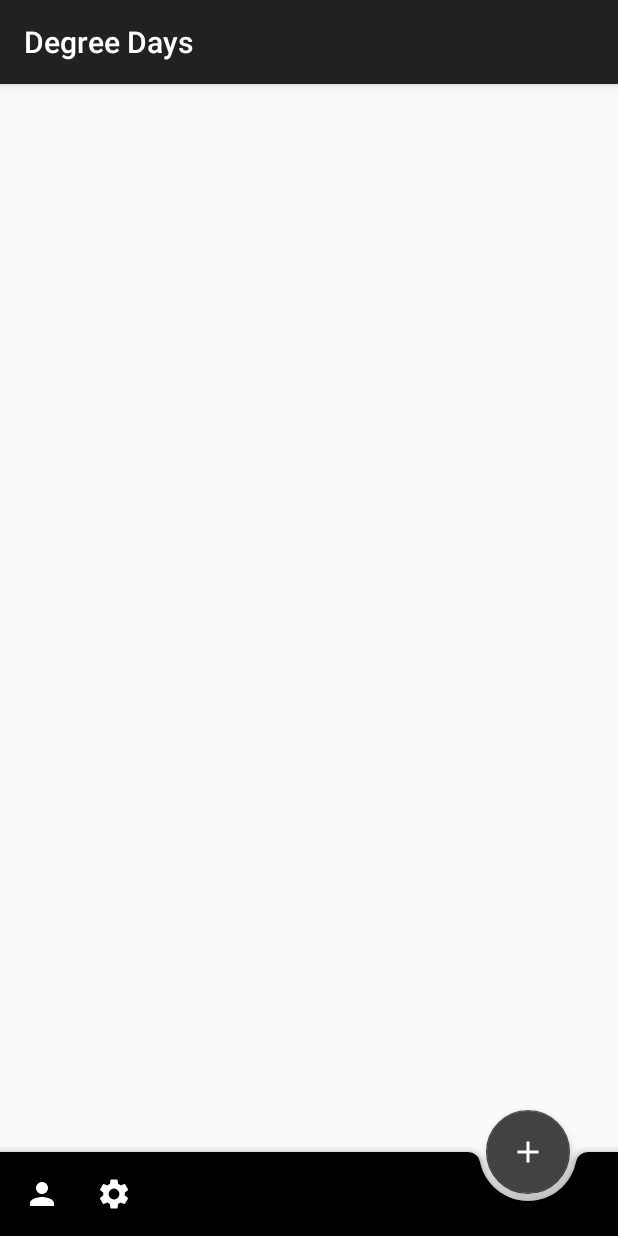
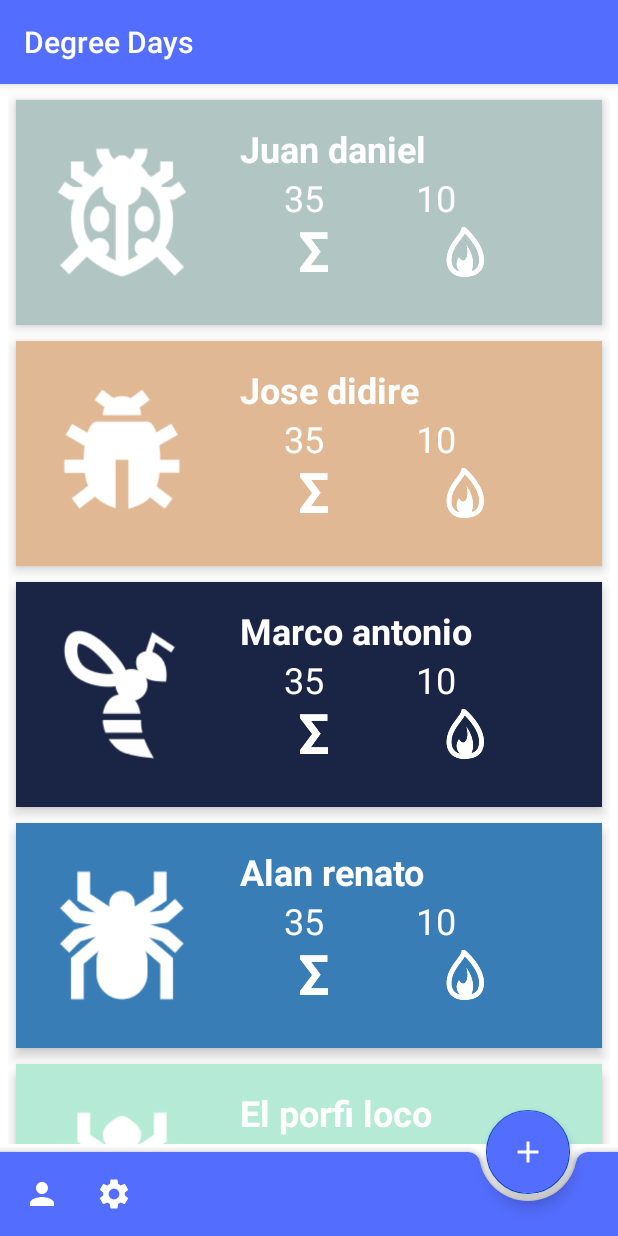
Before and after one commit to devmaufh/DegreeDaysApp, an Android app: the screen it shows after launch (HomeActivity), on a phone screen of 412 x 824 dp. Run offline under Robolectric (Android 15) with nearby library versions, the phone set to English and light mode, and no system bars; our stand-ins replace Room's generated code, Volley.

Commit message:
Tema modificado

```diff
--- a/app/src/main/java/com/devmaufh/degreedaysapp/Activities/HomeActivity.kt
+++ b/app/src/main/java/com/devmaufh/degreedaysapp/Activities/HomeActivity.kt
@@ -6,7 +6,11 @@ import android.os.Bundle
 import android.view.Menu
 import android.view.View
 import android.widget.Toast
+import androidx.recyclerview.widget.LinearLayoutManager
+import androidx.recyclerview.widget.RecyclerView
+import com.devmaufh.degreedaysapp.Adapters.RecyclerInsectsAdapter
 import com.devmaufh.degreedaysapp.Database_kt.InsectsRoomDatabase
+import com.devmaufh.degreedaysapp.Entities.Insect
 import com.devmaufh.degreedaysapp.R
 import kotlinx.android.synthetic.main.activity_home.*
 
@@ -17,10 +21,30 @@ class HomeActivity : AppCompatActivity() {
         super.onCreate(savedInstanceState)
         setContentView(R.layout.activity_home)
         home_bottomBar.replaceMenu(R.menu.menu_h)
-        db= InsectsRoomDatabase.getDatabase(this)
+
+        val recyclerView=findViewById<RecyclerView>(R.id.home_recyclerView)
+        val adapter=RecyclerInsectsAdapter(this)
+        recyclerView.adapter=adapter
+        recyclerView.layoutManager=LinearLayoutManager(this)
+        adapter.setInsectList(testList())
     }
 
     fun navigateToRegister(v:View){
         startActivity(Intent(this,Register::class.java))
     }
+
+    fun testList():List<Insect>{
+        var lista= ArrayList<Insect>()
+        lista.add(Insect(1,"Juan daniel",25.0,25.0,"ASies",""))
+        lista.add(Insect(2,"Jose didire",25.0,25.0,"ASies",""))
+        lista.add(Insect(3,"Marco antonio",25.0,25.0,"ASies",""))
+        lista.add(Insect(4,"Alan renato",25.0,25.0,"ASies",""))
+        lista.add(Insect(5,"El porfi loco",25.0,25.0,"ASies",""))
+        lista.add(Insect(1,"Juan daniel",25.0,25.0,"ASies",""))
+        lista.add(Insect(2,"Jose didire",25.0,25.0,"ASies",""))
+        lista.add(Insect(3,"Marco antonio",25.0,25.0,"ASies",""))
+        lista.add(Insect(4,"Alan renato",25.0,25.0,"ASies",""))
+        lista.add(Insect(5,"El porfi loco",25.0,25.0,"ASies",""))
+        return lista
+    }
 }
--- /dev/null
+++ b/app/src/main/java/com/devmaufh/degreedaysapp/Adapters/RecyclerInsectsAdapter.kt
@@ -0,0 +1,74 @@
+package com.devmaufh.degreedaysapp.Adapters
+
+import android.content.Context
+import android.view.LayoutInflater
+import android.view.View
+import android.view.ViewGroup
+import android.widget.ImageView
+import android.widget.TextView
+import androidx.cardview.widget.CardView
+import androidx.core.content.ContextCompat
+import androidx.recyclerview.widget.RecyclerView
+import com.devmaufh.degreedaysapp.Entities.Insect
+import com.devmaufh.degreedaysapp.R
+
+class RecyclerInsectsAdapter internal constructor(context: Context):RecyclerView.Adapter<RecyclerInsectsAdapter.InsectsViewHolder>(){
+    private val inflater:LayoutInflater= LayoutInflater.from(context)
+    private var insectsList= emptyList<Insect>()
+
+    override fun onCreateViewHolder(parent: ViewGroup, viewType: Int): InsectsViewHolder {
+        val itemView=inflater.inflate(R.layout.recycler_item,parent,false)
+        return InsectsViewHolder(itemView)
+    }
+
+    override fun getItemCount()=insectsList.size
+
+    override fun onBindViewHolder(holder: InsectsViewHolder, position: Int) {
+        val currentInsect=insectsList[position]
+        if(currentInsect.insect_id%1==0){
+            holder.image.setImageResource(R.drawable.insect_1)
+            holder.card.setBackgroundColor(ContextCompat.getColor(inflater.context,R.color.pastel_blue))
+        }
+        if(currentInsect.insect_id%2==0){
+            holder.image.setImageResource(R.drawable.insect_2)
+            holder.card.setBackgroundColor(ContextCompat.getColor(inflater.context,R.color.pastel_salmon))
+        }
+        if(currentInsect.insect_id%3==0){
+            holder.image.setImageResource(R.drawable.insect_3)
+            holder.card.setBackgroundColor(ContextCompat.getColor(inflater.context,R.color.blue))
+        }
+        if(currentInsect.insect_id%4==0){
+            holder.image.setImageResource(R.drawable.insect_4)
+            holder.card.setBackgroundColor(ContextCompat.getColor(inflater.context,R.color.otro_blue))
+        }
+        if(currentInsect.insect_id%5==0){
+            holder.image.setImageResource(R.drawable.insect_8)
+            holder.card.setBackgroundColor(ContextCompat.getColor(inflater.context,R.color.otro))
+        }
+        if(currentInsect.insect_id%6==0){
+            holder.image.setImageResource(R.drawable.insect_6)
+            holder.card.setBackgroundColor(ContextCompat.getColor(inflater.context,R.color.morado))
+        }
+        if(currentInsect.insect_id%6==0){
+            holder.image.setImageResource(R.drawable.insect_7)
+            holder.card.setBackgroundColor(ContextCompat.getColor(inflater.context,R.color.colorAccent))
+        }
+
+        holder.tvname.text=currentInsect.name
+        holder.tvAc.text="125"
+        holder.tvHoy.text="35"
+    }
+
+    fun setInsectList(insectsList:List<Insect>){
+        this.insectsList=insectsList
+        notifyDataSetChanged()
+    }
+
+    inner class InsectsViewHolder(itemView:View):RecyclerView.ViewHolder(itemView){
+        val card:CardView=itemView.findViewById(R.id.itemCardContainer)
+        val image:ImageView=itemView.findViewById(R.id.item_image)
+        val tvname:TextView=itemView.findViewById(R.id.item_tvName)
+        val tvAc:TextView=itemView.findViewById(R.id.item_tvAc)
+        val tvHoy:TextView=itemView.findViewById(R.id.item_tvAc)
+    }
+}
--- a/app/src/main/java/com/devmaufh/degreedaysapp/Database_kt/InsectsViewModel.kt
+++ b/app/src/main/java/com/devmaufh/degreedaysapp/Database_kt/InsectsViewModel.kt
@@ -15,7 +15,7 @@ class InsectsViewModel (application: Application):AndroidViewModel(application){
     private val repository:InsectsRepository
     val allInsects:LiveData<List< Insect >>
     init {
-        val insectDao=InsectsRoomDatabase.getDatabase(application,viewModelScope).insectDao()
+        val insectDao=InsectsRoomDatabase.getDatabase(application).insectDao()
         repository= InsectsRepository(insectDao)
         allInsects=repository.allInsects
     }
--- a/app/src/main/java/com/devmaufh/degreedaysapp/Database_kt/RoomDatabase.kt
+++ b/app/src/main/java/com/devmaufh/degreedaysapp/Database_kt/RoomDatabase.kt
@@ -17,7 +17,7 @@ public abstract class InsectsRoomDatabase:RoomDatabase(){
         @Volatile
         private var INSTANCE:InsectsRoomDatabase?=null
 
-        fun getDatabase(context:Context,scope:CoroutineScope):InsectsRoomDatabase{
+        fun getDatabase(context:Context):InsectsRoomDatabase{
             val tempInstance= INSTANCE
             if(tempInstance!=null){
                 return tempInstance
--- a/app/src/main/res/layout/activity_home.xml
+++ b/app/src/main/res/layout/activity_home.xml
@@ -4,9 +4,11 @@
     xmlns:tools="http://schemas.android.com/tools"
     android:layout_width="match_parent"
     android:layout_height="match_parent"
+    android:background="@color/white"
     tools:context=".Activities.HomeActivity">
 
     <androidx.coordinatorlayout.widget.CoordinatorLayout
+        android:background="@color/white"
         android:layout_width="match_parent"
         android:layout_height="match_parent"
         app:layout_constraintBottom_toBottomOf="parent"
@@ -15,6 +17,7 @@
         app:layout_constraintTop_toTopOf="parent">
         <androidx.recyclerview.widget.RecyclerView
             android:padding="5dp"
+            android:background="@color/white"
             android:id="@+id/home_recyclerView"
             android:layout_width="match_parent"
             android:layout_height="match_parent"
@@ -35,7 +38,7 @@
             android:layout_width="wrap_content"
             android:layout_height="wrap_content"
             android:src="@drawable/ic_add"
-            android:backgroundTint="@color/colorAccent"
+            android:backgroundTint="@color/colorPrimary"
             app:fabSize="normal"
             app:layout_anchor="@id/home_bottomBar"
             />
--- a/app/src/main/res/layout/recycler_item.xml
+++ b/app/src/main/res/layout/recycler_item.xml
@@ -3,13 +3,12 @@
     xmlns:app="http://schemas.android.com/apk/res-auto"
     xmlns:tools="http://schemas.android.com/tools"
     android:id="@+id/itemCardContainer"
+    android:layout_width="match_parent"
+    android:layout_height="150sp"
+    android:layout_margin="5dp"
     android:orientation="vertical"
-    android:layout_width="match_parent"
-    android:layout_height="200sp"
-    app:cardElevation="15dp"
-    android:layout_margin="5dp"
-    android:backgroundTint="@color/colorAccent"
-    app:cardCornerRadius="20dp">
+    app:cardCornerRadius="10sp"
+    app:cardElevation="5sp">
 
     <androidx.constraintlayout.widget.ConstraintLayout
         android:layout_width="match_parent"
@@ -33,7 +32,7 @@
             android:layout_width="0dp"
             android:layout_height="wrap_content"
             android:layout_marginStart="16dp"
-            android:layout_marginTop="24dp"
+            android:layout_marginTop="16dp"
             android:layout_marginEnd="8dp"
             android:text="Gusano de elote blanco"
             android:textColor="@color/white"
@@ -46,7 +45,7 @@
             android:id="@+id/item_fireImage"
             android:layout_width="40sp"
             android:layout_height="40sp"
-            android:layout_marginStart="60dp"
+            android:layout_marginStart="45dp"
             app:layout_constraintStart_toEndOf="@+id/item_image"
             app:layout_constraintTop_toBottomOf="@+id/item_tvAc"
             app:srcCompat="@drawable/sigma_150" />
@@ -56,8 +55,7 @@
             style="@style/TextAppearance.MaterialComponents.Headline5"
             android:layout_width="0dp"
             android:layout_height="wrap_content"
-            android:layout_marginStart="60dp"
-            android:layout_marginTop="32dp"
+            android:layout_marginStart="45dp"
             android:gravity="center|start"
             android:text="352"
             android:textColor="@color/white"
@@ -70,7 +68,6 @@
             android:layout_width="wrap_content"
             android:layout_height="wrap_content"
             android:layout_marginStart="61dp"
-            android:layout_marginTop="32dp"
             android:text="10"
             android:textColor="@color/white"
             app:layout_constraintStart_toEndOf="@+id/item_tvAc"
--- a/app/src/main/res/values/colors.xml
+++ b/app/src/main/res/values/colors.xml
@@ -1,9 +1,9 @@
 <?xml version="1.0" encoding="utf-8"?>
 <resources xmlns:tools="http://schemas.android.com/tools">
-    <color name="colorPrimary">#212121</color>
-    <color name="colorPrimaryDark">#000000</color>
-    <color name="colorAccent">#424242</color>
-    <color name="LightPrimary">#484848</color>
+    <color name="colorPrimary">#536dfe</color>
+    <color name="colorPrimaryDark">#536dfe</color>
+    <color name="colorAccent">#0043ca</color>
+    <color name="LightPrimary">#3d5afe</color>
 
 
     <color name="lightPrimary">#00B7A5</color>
@@ -11,5 +11,12 @@
     <color name="grey">#C2C2C1</color>
     <color name="black">#000</color>
 
+    <color name="pastel_blue">#B1C5C3</color>
+    <color name="pastel_salmon">#E1B894</color>
+    <color name="blue">#1A2545</color>
+    <color name="otro_blue">#387DB6</color>
+    <color name="otro">#B5EAD7</color>
+    <color name="morado">#C7CEEA</color>
+
 
 </resources>
```
